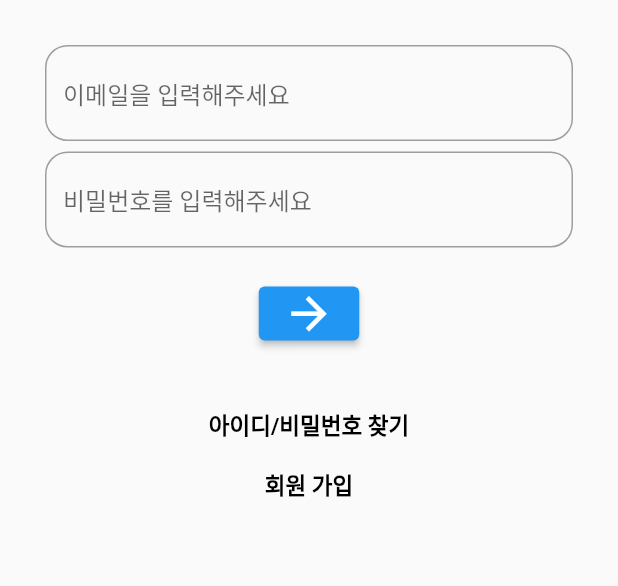
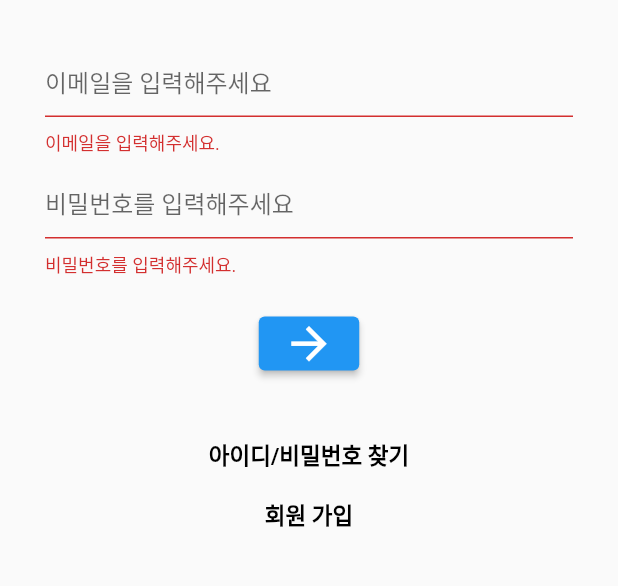
Before and after one commit to Kookmin-Contest/towork-frontend, a Flutter app: the screen it shows after launch, after a tap on the "arrow forward" icon, on a phone screen of 412 x 824 dp, the part 339-925 px from its top. Run offline on Flutter 3.47's test engine with Material 2 defaults, Android fonts, the phone set to English and light mode, and no system bars; our stand-ins replace flutter_secure_storage.

Commit message:
회원가입/로그인 화면 기능 수정

```diff
--- a/lib/screens/login_menu.dart
+++ b/lib/screens/login_menu.dart
@@ -15,6 +15,8 @@
 
   @override
   Widget build(BuildContext context) {
+    final _formKey = GlobalKey<FormState>();
+
     return Scaffold(
       appBar: AppBar(
           title: Text('로그인'),
@@ -37,7 +39,9 @@
                 height: 140,
               ),
             ),
-            Form(child: Theme(
+            Form(
+              key: _formKey,
+              child: Theme(
               data: ThemeData(
                 primaryColor: Colors.grey,
                 inputDecorationTheme: InputDecorationTheme(
@@ -52,7 +56,7 @@
                 child: Column(
                   mainAxisAlignment: MainAxisAlignment.center,
                   children: [
-                    TextField(
+                    TextFormField(
                       controller: controller,
                       decoration: InputDecoration(
                           hintText: '이메일을 입력해주세요',
@@ -63,12 +67,18 @@
                               )
                           )
                       ),
+                      validator: (value) {
+                        if (value == null || value.isEmpty) {
+                          return '이메일을 입력해주세요.';
+                        }
+                        return null;
+                      },
                       keyboardType: TextInputType.emailAddress,
                     ),
                     SizedBox(
                       height: 7.0,
                     ),
-                    TextField(
+                    TextFormField(
                       controller: controller2,
                       decoration: InputDecoration(
                           hintText: '비밀번호를 입력해주세요',
@@ -80,6 +90,12 @@
                           )
                       ),
                       keyboardType: TextInputType.text,
+                      validator: (value) {
+                        if (value == null || value.isEmpty) {
+                          return '비밀번호를 입력해주세요.';
+                        }
+                        return null;
+                      },
                       obscureText: true,
                     ),
                     SizedBox(
@@ -95,7 +111,9 @@
                               size: 35.0,
                             ),
                             onPressed: (){
-                              //TODO : 로그인 연결하기
+                              if (_formKey.currentState!.validate()) {
+                                //TODO : 로그인 연결하기
+                              }
                             })
                     ),
                     SizedBox(
```
Also changed, not shown: lib/screens/register_menu.dart (+18 -3 lines).
